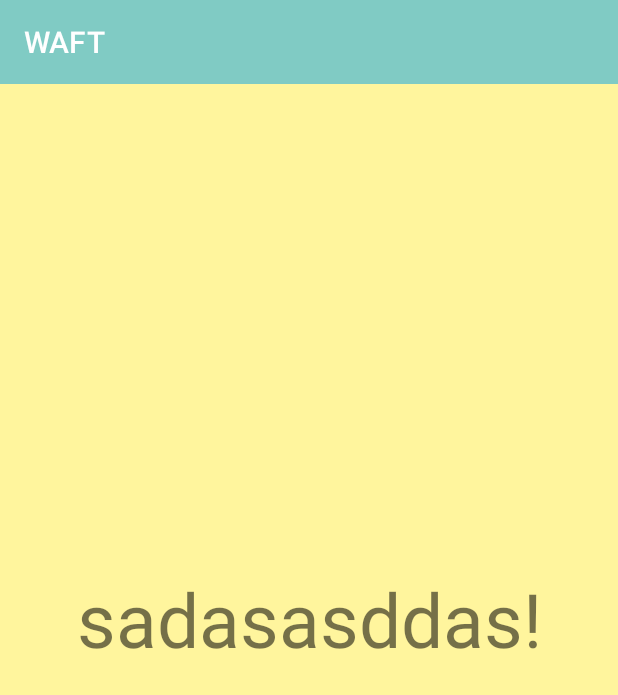
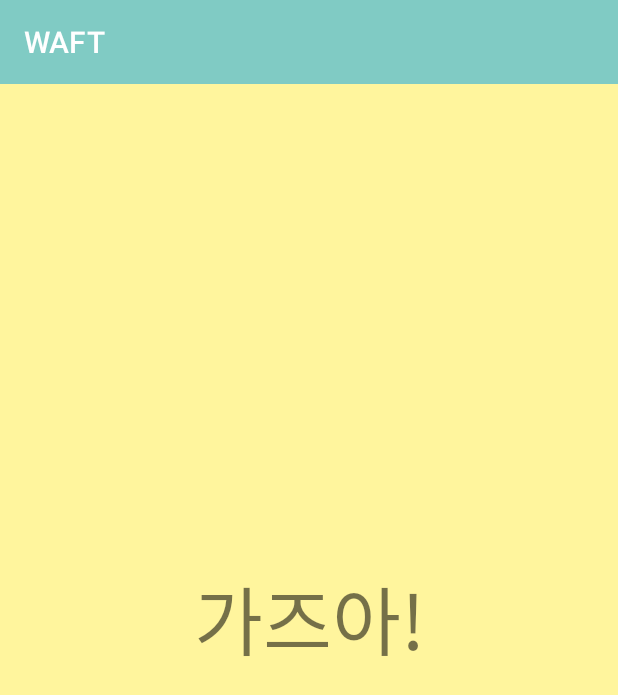
Before and after one commit to scadasystems/WAFT, an Android app: the screen it shows after launch (MainActivity), on a phone screen of 412 x 824 dp. Shown: the top 695 px of the screen. Run offline under Robolectric (Android 15) with nearby library versions, the light colour scheme and no system bars; our stand-ins replace Firebase (no records; nobody signed in at launch, a user with empty details on screens opened directly); libraries missing offline, so code that uses them is left out: com.yarolegovich.slidingrootnav; 1 statement that could not run was skipped.

Commit message:
텍스트 제발..

```diff
--- a/app/src/main/res/layout/activity_main.xml
+++ b/app/src/main/res/layout/activity_main.xml
@@ -18,7 +18,7 @@
     </android.support.v7.widget.Toolbar>
 
     <TextView
-            android:text = "sadasasddas!"
+            android:text = "가즈아!"
             android:layout_width = "wrap_content"
             android:layout_height = "wrap_content"
             android:id = "@+id/textView"
```
